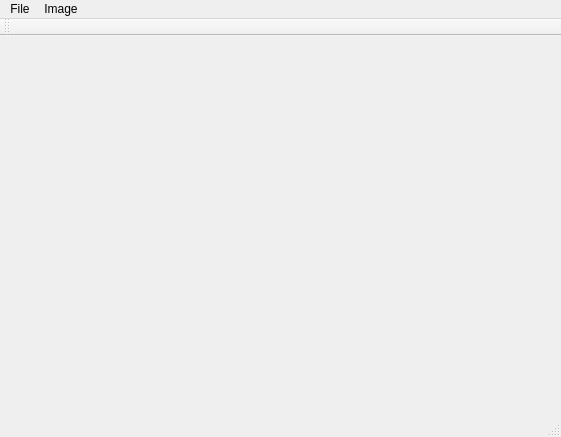
Old version of the form OpenCVProject/OpenCVLearn/mainwindow.ui in the repository Gaara-ops/OpenCVProject.
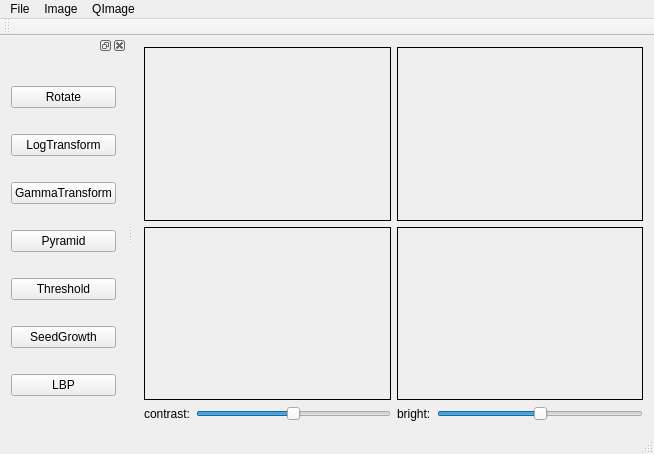
New version of the form.

Patch:
```diff
--- a/OpenCVProject/OpenCVLearn/mainwindow.ui
+++ b/OpenCVProject/OpenCVLearn/mainwindow.ui
@@ -6,20 +6,131 @@
    <rect>
     <x>0</x>
     <y>0</y>
-    <width>561</width>
-    <height>437</height>
+    <width>654</width>
+    <height>454</height>
    </rect>
   </property>
   <property name="windowTitle">
    <string>MainWindow</string>
   </property>
-  <widget class="QWidget" name="centralWidget"/>
+  <widget class="QWidget" name="centralWidget">
+   <layout class="QGridLayout" name="gridLayout">
+    <item row="0" column="0">
+     <layout class="QVBoxLayout" name="verticalLayout_2">
+      <item>
+       <layout class="QVBoxLayout" name="verticalLayout">
+        <item>
+         <layout class="QHBoxLayout" name="horizontalLayout">
+          <item>
+           <widget class="QLabel" name="LTlabel">
+            <property name="frameShape">
+             <enum>QFrame::Box</enum>
+            </property>
+            <property name="text">
+             <string/>
+            </property>
+           </widget>
+          </item>
+          <item>
+           <widget class="QLabel" name="RTlabel">
+            <property name="frameShape">
+             <enum>QFrame::Box</enum>
+            </property>
+            <property name="text">
+             <string/>
+            </property>
+           </widget>
+          </item>
+         </layout>
+        </item>
+        <item>
+         <layout class="QHBoxLayout" name="horizontalLayout_2">
+          <item>
+           <widget class="QLabel" name="LBlabel">
+            <property name="frameShape">
+             <enum>QFrame::Box</enum>
+            </property>
+            <property name="text">
+             <string/>
+            </property>
+           </widget>
+          </item>
+          <item>
+           <widget class="QLabel" name="RBlabel">
+            <property name="frameShape">
+             <enum>QFrame::Box</enum>
+            </property>
+            <property name="text">
+             <string/>
+            </property>
+           </widget>
+          </item>
+         </layout>
+        </item>
+       </layout>
+      </item>
+      <item>
+       <layout class="QHBoxLayout" name="horizontalLayout_5">
+        <item>
+         <layout class="QHBoxLayout" name="horizontalLayout_3">
+          <item>
+           <widget class="QLabel" name="label">
+            <property name="text">
+             <string>contrast:</string>
+            </property>
+           </widget>
+          </item>
+          <item>
+           <widget class="QSlider" name="horizontalSlider_contrast">
+            <property name="maximum">
+             <number>200</number>
+            </property>
+            <property name="value">
+             <number>100</number>
+            </property>
+            <property name="orientation">
+             <enum>Qt::Horizontal</enum>
+            </property>
+           </widget>
+          </item>
+         </layout>
+        </item>
+        <item>
+         <layout class="QHBoxLayout" name="horizontalLayout_4">
+          <item>
+           <widget class="QLabel" name="label_2">
+            <property name="text">
+             <string>bright:</string>
+            </property>
+           </widget>
+          </item>
+          <item>
+           <widget class="QSlider" name="horizontalSlider_bright">
+            <property name="maximum">
+             <number>200</number>
+            </property>
+            <property name="value">
+             <number>100</number>
+            </property>
+            <property name="orientation">
+             <enum>Qt::Horizontal</enum>
+            </property>
+           </widget>
+          </item>
+         </layout>
+        </item>
+       </layout>
+      </item>
+     </layout>
+    </item>
+   </layout>
+  </widget>
   <widget class="QMenuBar" name="menuBar">
    <property name="geometry">
     <rect>
      <x>0</x>
      <y>0</y>
-     <width>561</width>
+     <width>654</width>
      <height>23</height>
     </rect>
    </property>
@@ -40,8 +151,21 @@
     <addaction name="actionImageWithMouseEvent"/>
     <addaction name="actionImageUsualHandle"/>
    </widget>
+   <widget class="QMenu" name="menuQImage">
+    <property name="title">
+     <string>QImage</string>
+    </property>
+    <addaction name="actionShowOnQImage"/>
+    <addaction name="actionGetPixData"/>
+    <addaction name="actionGetPixDistance"/>
+    <addaction name="actionShapeImage"/>
+    <addaction name="actionFlipImage"/>
+    <addaction name="actionInsertImage"/>
+    <addaction name="actionConvertColor"/>
+   </widget>
    <addaction name="menuFile"/>
    <addaction name="menuImage"/>
+   <addaction name="menuQImage"/>
   </widget>
   <widget class="QToolBar" name="mainToolBar">
    <attribute name="toolBarArea">
@@ -52,6 +176,64 @@
    </attribute>
   </widget>
   <widget class="QStatusBar" name="statusBar"/>
+  <widget class="QDockWidget" name="dockWidget">
+   <attribute name="dockWidgetArea">
+    <number>1</number>
+   </attribute>
+   <widget class="QWidget" name="dockWidgetContents">
+    <layout class="QGridLayout" name="gridLayout_2">
+     <item row="3" column="0">
+      <widget class="QPushButton" name="PyramidBtn">
+       <property name="text">
+        <string>Pyramid</string>
+       </property>
+      </widget>
+     </item>
+     <item row="0" column="0">
+      <widget class="QPushButton" name="RotateBtn">
+       <property name="text">
+        <string>Rotate</string>
+       </property>
+      </widget>
+     </item>
+     <item row="4" column="0">
+      <widget class="QPushButton" name="ThresholdBtn">
+       <property name="text">
+        <string>Threshold</string>
+       </property>
+      </widget>
+     </item>
+     <item row="1" column="0">
+      <widget class="QPushButton" name="LogTFBtn">
+       <property name="text">
+        <string>LogTransform</string>
+       </property>
+      </widget>
+     </item>
+     <item row="2" column="0">
+      <widget class="QPushButton" name="GammaTFBtn">
+       <property name="text">
+        <string>GammaTransform</string>
+       </property>
+      </widget>
+     </item>
+     <item row="5" column="0">
+      <widget class="QPushButton" name="SeedGrowthBtn">
+       <property name="text">
+        <string>SeedGrowth</string>
+       </property>
+      </widget>
+     </item>
+     <item row="6" column="0">
+      <widget class="QPushButton" name="LBPBtn">
+       <property name="text">
+        <string>LBP</string>
+       </property>
+      </widget>
+     </item>
+    </layout>
+   </widget>
+  </widget>
   <action name="actionWrite">
    <property name="text">
     <string>Write</string>
```
Left out of the diff: 35 changed lines with no effect on the pictures.
